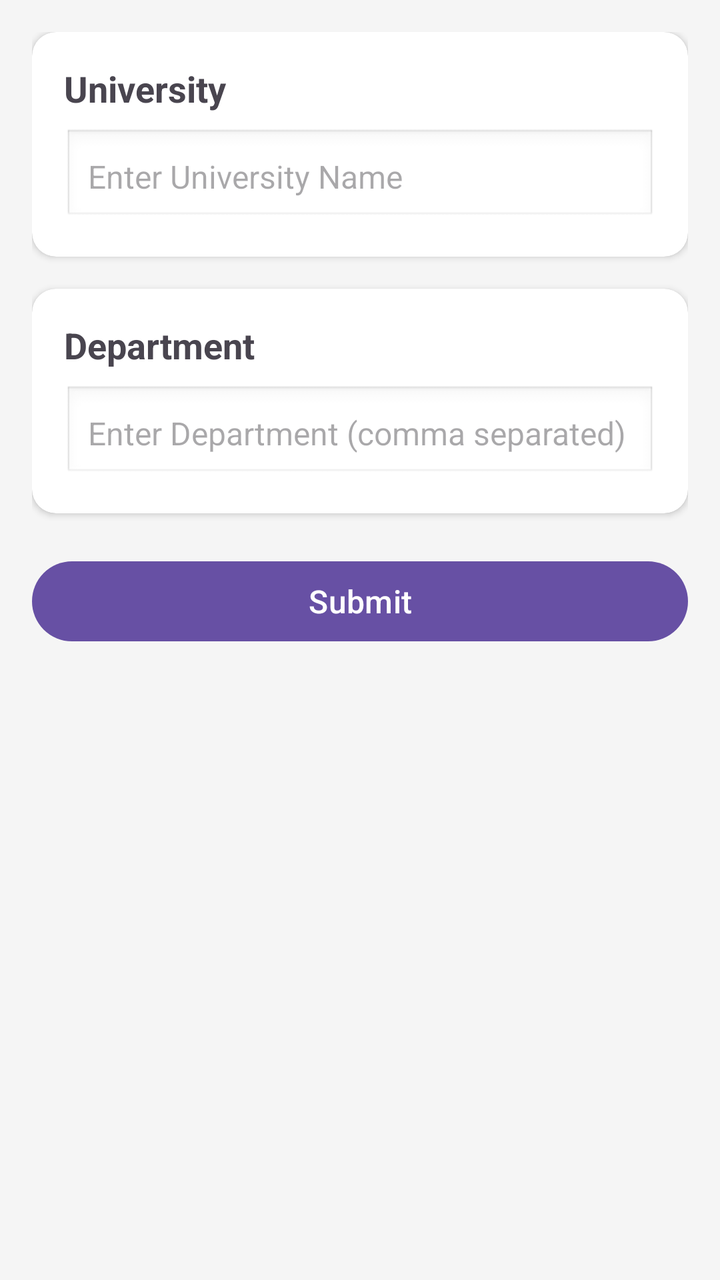
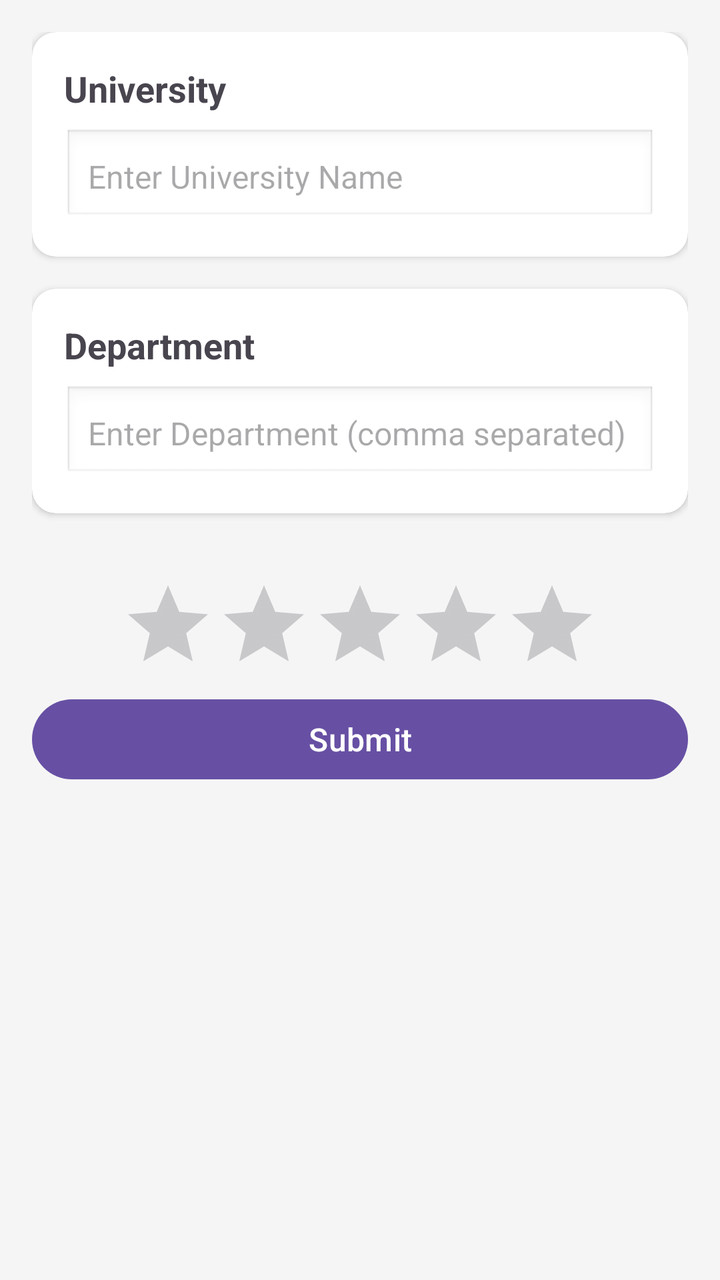

Before-and-after screenshots of an Android layout around one commit, followed by the original layout XML and the change that was made.
<!-- AndroidManifest.xml: application theme Theme.MyApplicationMCA -->
<!-- res/layout/activity_epro3.xml -->
<?xml version="1.0" encoding="utf-8"?>
<LinearLayout xmlns:android="http://schemas.android.com/apk/res/android"
    xmlns:tools="http://schemas.android.com/tools"
    xmlns:app="http://schemas.android.com/apk/res-auto"
    android:layout_width="match_parent"
    android:layout_height="match_parent"
    android:orientation="vertical"
    android:padding="16dp"
    android:layout_marginTop="20dp"
    android:background="#F5F5F5"
    tools:context=".E_pro3">

    
    <androidx.cardview.widget.CardView
        android:layout_width="match_parent"
        android:layout_height="wrap_content"
        android:layout_marginBottom="16dp"
        android:elevation="8dp"
        app:cardCornerRadius="12dp">

        <LinearLayout
            android:layout_width="match_parent"
            android:layout_height="wrap_content"
            android:orientation="vertical"
            android:padding="16dp">

            <TextView
                android:text="University"
                android:textSize="18sp"
                android:textStyle="bold"
                android:paddingBottom="8dp"
                android:layout_width="wrap_content"
                android:layout_height="wrap_content"/>

            <AutoCompleteTextView
                android:id="@+id/autoComplete"
                android:layout_width="match_parent"
                android:layout_height="48dp"
                android:hint="Enter University Name"
                android:padding="12dp"
                android:textSize="16sp"
                android:background="@android:drawable/edit_text"/>
        </LinearLayout>
    </androidx.cardview.widget.CardView>

    
    <androidx.cardview.widget.CardView
        android:layout_width="match_parent"
        android:layout_height="wrap_content"
        android:layout_marginBottom="20dp"
        android:elevation="8dp"
        app:cardCornerRadius="12dp">

        <LinearLayout
            android:layout_width="match_parent"
            android:layout_height="wrap_content"
            android:orientation="vertical"
            android:padding="16dp">

            <TextView
                android:text="Department"
                android:textSize="18sp"
                android:textStyle="bold"
                android:paddingBottom="8dp"
                android:layout_width="wrap_content"
                android:layout_height="wrap_content"/>

            <MultiAutoCompleteTextView
                android:id="@+id/multiauto"
                android:layout_width="match_parent"
                android:layout_height="48dp"
                android:hint="Enter Department (comma separated)"
                android:padding="12dp"
                android:textSize="16sp"
                android:background="@android:drawable/edit_text"/>
        </LinearLayout>
    </androidx.cardview.widget.CardView>

    
    <Button
        android:id="@+id/btnSubmit"
        android:layout_width="match_parent"
        android:layout_height="wrap_content"
        android:text="Submit"
        android:textSize="16sp"
        android:layout_marginBottom="16dp"/>

    
    <TextView
        android:id="@+id/txtResult"
        android:layout_width="match_parent"
        android:layout_height="wrap_content"
        android:text=""
        android:textSize="16sp"
        android:textStyle="bold"
        android:textColor="#333333"/>
</LinearLayout>
<!-- resources referenced by this layout -->
<resources>
  <style name="Theme.MyApplicationMCA" parent="Base.Theme.MyApplicationMCA" />
  <style name="Base.Theme.MyApplicationMCA" parent="Theme.Material3.DayNight.NoActionBar">
          
          
      </style>
</resources>

<!-- the commit's change to res/layout/activity_epro3.xml (unified diff, before → after) -->
@@ -76,6 +76,17 @@
         </LinearLayout>
     </androidx.cardview.widget.CardView>
 
+    <RatingBar
+        android:id="@+id/rate"
+        android:layout_width="wrap_content"
+        android:layout_height="wrap_content"
+        android:layout_gravity="center"
+        android:numStars="5"
+        android:stepSize="1.0"
+        android:rating="0"
+        android:isIndicator="false"
+        android:layout_marginTop="12dp"/>
+
     
     <Button
         android:id="@+id/btnSubmit"
@@ -94,4 +105,7 @@
         android:textSize="16sp"
         android:textStyle="bold"
         android:textColor="#333333"/>
+
+
+
 </LinearLayout>
